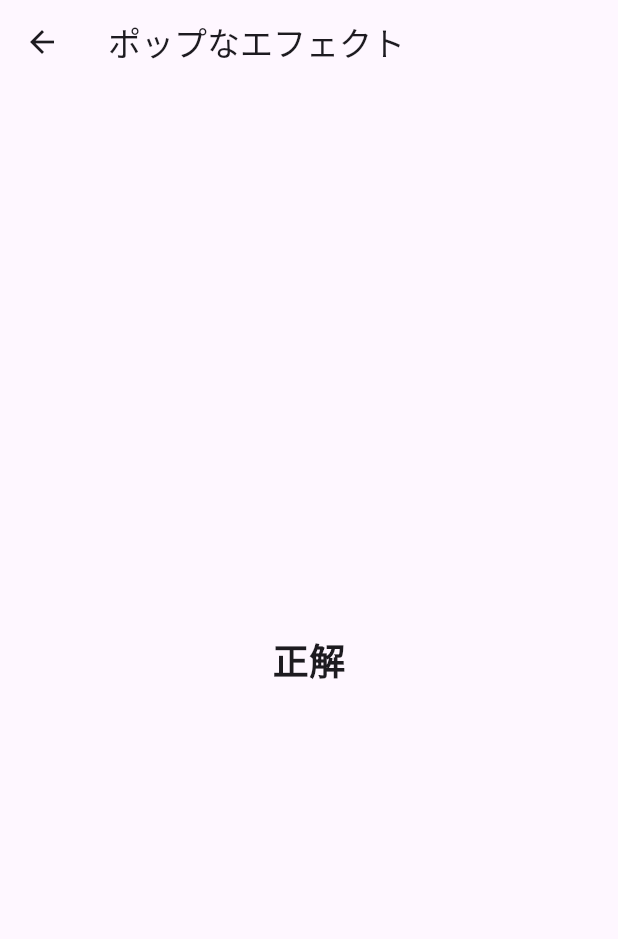
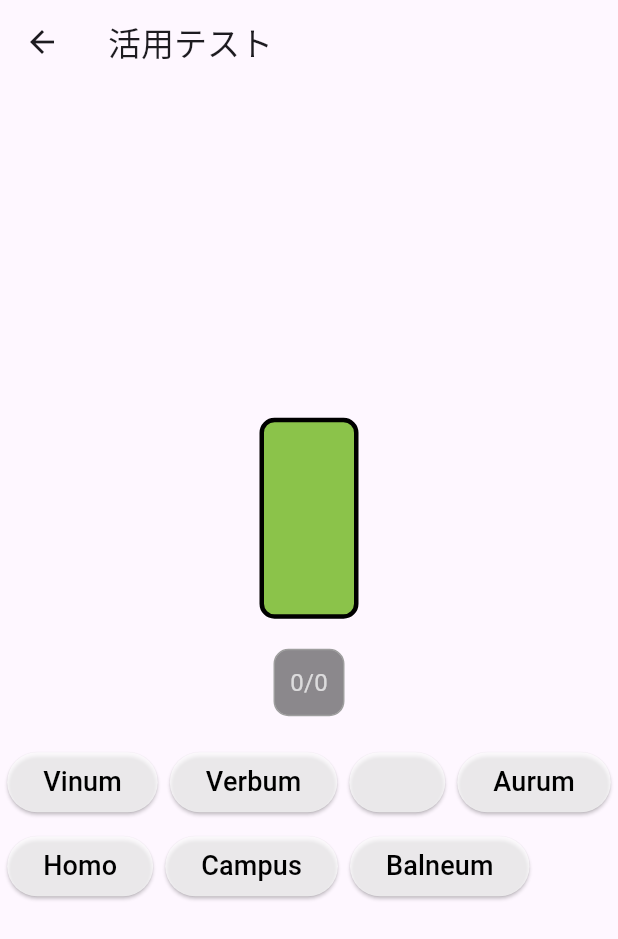
Before and after one commit to we-can-panic/latin, a Flutter app: the WordQuestion screen opened directly, on a phone screen of 412 x 824 dp. Shown: the top 939 px of the screen. Run offline on Flutter 3.47's test engine with Material 3 defaults, Android fonts, the light colour scheme and no system bars; Roboto replaces fonts that are missing (Monospace, メイリオ).

Commit message:
add: word機能作成

```diff
--- /dev/null
+++ b/lib/logics/wordLogic.dart
@@ -0,0 +1,72 @@
+import "../utils/latinutils.dart";
+
+int currentIdx = 0;
+List<Word> currentWordData = [];
+List<String> currentTagData = tagData.values.toList();
+bool questionByLa = false;
+
+// 各種値をリセットし整合性の結果を返す
+bool resetCurrentWordData() {
+  currentIdx = 0;
+  currentWordData = filterWordData(wordData, currentTagData);
+  currentWordData.shuffle();
+  // 整合性: currentWordDataが0でないこと
+  return currentWordData.isNotEmpty;
+}
+
+// 次の単語を返す
+Word getNextWord() {
+  if (currentWordData.isEmpty) {
+    return Word(
+        la: "", en: "", type: WordType.noun, num: "", sex: SexType.m, idx: 0);
+  }
+  if (currentIdx < currentWordData.length) {
+    Word result = currentWordData[currentIdx];
+    currentIdx++;
+    return result;
+  } else {
+    currentIdx = 0;
+    return getNextWord();
+  }
+}
+
+List<Word> filterWordData(List<Word> wordData, List<String> currentTagData) {
+  List<Word> result = wordData;
+
+  bool addEmpty = currentTagData.contains("タグなし");
+  Set<String> tagSet = currentTagData.toSet();
+  result = result.where((item) {
+    Set<String> currentTagSets = getTag(item).toSet();
+    if (addEmpty && currentTagSets.isEmpty) {
+      return true;
+    } else if (tagSet.intersection(currentTagSets).isNotEmpty) {
+      return true;
+    } else {
+      return false;
+    }
+  }).toList();
+
+  return result;
+}
+
+List<Word> getRandomWords() {
+  List<Word> words = List.from(wordData);
+  words.shuffle();
+  return words.sublist(0, 7).toList();
+}
+
+String toQuestion(Word word) {
+  if (questionByLa) {
+    return word.la;
+  } else {
+    return word.en;
+  }
+}
+
+String toAnswer(Word word) {
+  if (questionByLa) {
+    return word.en;
+  } else {
+    return word.la;
+  }
+}
--- a/lib/pages/wordQuestionPage.dart
+++ b/lib/pages/wordQuestionPage.dart
@@ -1,26 +1,40 @@
 import 'package:flutter/material.dart';
 import "../utils/latinutils.dart";
 import "../utils/flutterutils.dart";
+import "../logics/wordLogic.dart";
 
 Column wordStartDivision(BuildContext context) {
   return Column(mainAxisAlignment: MainAxisAlignment.end, children: [
-    SizedBox(height: 50),
+    ElevatedButton(
+        onPressed: () async {
+          List<String> tmpTagData = List.from(tagData.values);
+          tmpTagData.add("タグなし");
+          currentTagData =
+              await selectItems(context, tmpTagData, currentTagData, "タグ絞り込み");
+        },
+        child: Text("タグ絞り込み")),
     SizedBox(height: 20),
     ElevatedButton(
       onPressed: () {
-        Navigator.push(
-          context,
-          MaterialPageRoute(
-              builder: (context) => const WordQuestion(title: "単語テスト")),
-        );
+        bool result = resetCurrentWordData();
+        if (!result) {
+          showAlertDialog(context, "エラー!", "条件に合うワードはありません。絞り込みの設定を見直してみてください");
+        } else {
+          Navigator.push(
+            context,
+            MaterialPageRoute(
+                builder: (context) => const WordQuestion(title: "活用テスト")),
+          );
+        }
       },
-      child: const Text('単語テスト'),
-    )
+      child: const Text('活用テスト'),
+    ),
   ]);
 }
 
 class WordQuestion extends StatefulWidget {
   const WordQuestion({super.key, required this.title});
+
   final String title;
 
   @override
@@ -28,71 +42,93 @@ class WordQuestion extends StatefulWidget {
 }
 
 class _WordQuestionState extends State<WordQuestion> {
-  int _counter = 0;
-
-  void _incrementCounter() {
-    setState(() {
-      _counter++;
-    });
-  }
+  _WordQuestionState();
 
   @override
   Widget build(BuildContext context) {
+    Word word = getNextWord();
+    bool answered = false;
+    List<Word> candidateWords = getRandomWords();
+    if (!candidateWords.map((item) => item.en).contains(word.en)) {
+      candidateWords[0] = word;
+      candidateWords.shuffle();
+    }
+
     return Scaffold(
       appBar: AppBar(
-        title: const Text('ポップなエフェクト'),
+        title: Text(widget.title),
       ),
-      body: const Center(
-        child: PopEffect(),
+      body: Center(
+        child: Column(
+          mainAxisAlignment: MainAxisAlignment.center,
+          children: <Widget>[
+            Container(
+              padding: const EdgeInsets.all(30),
+              decoration: BoxDecoration(
+                border: Border.all(
+                  color: Colors.black,
+                  width: 3,
+                ),
+                borderRadius: BorderRadius.circular(10),
+                color: Colors.lightGreen,
+              ),
+              child: Column(
+                mainAxisAlignment: MainAxisAlignment.center,
+                children: <Widget>[
+                  Text(
+                    toQuestion(word),
+                    style: const TextStyle(
+                      fontSize: 48,
+                      color: Colors.black,
+                      fontWeight: FontWeight.bold,
+                    ),
+                  ),
+                ],
+              ),
+            ),
+            const SizedBox(height: 20),
+            stringToIcon("$currentIdx/${currentWordData.length}",
+                style: StyleType.info),
+            const SizedBox(height: 20),
+            SingleChildScrollView(
+                child: Center(
+                    child: Wrap(
+                        spacing: 8.0, // ボタン間のスペース
+                        runSpacing: 8.0, // 行間のスペース
+                        children: List.generate(
+                          candidateWords.length,
+                          (index) => ElevatedButton(
+                              // TODO: answeredのボタンごとの個別化
+                              onPressed: () {
+                                answered = true;
+                                if (candidateWords[index].en == word.en) {
+                                  Future.delayed(
+                                      const Duration(milliseconds: 500), () {
+                                    setState(() {});
+                                  });
+                                }
+                              },
+                              style: ButtonStyle(backgroundColor:
+                                  MaterialStateProperty.resolveWith<Color>(
+                                      (states) {
+                                if (!answered) {
+                                  return Colors.white70;
+                                } else if (candidateWords[index].en ==
+                                    word.en) {
+                                  // 正解の場合は薄緑色の背景に緑の枠を適用
+                                  return Colors.lightGreenAccent;
+                                  // 不正解のボタンを選んでいたら灰色
+                                } else {
+                                  return Colors.grey.shade700;
+                                }
+                              })),
+                              child: Text(toAnswer(candidateWords[index]),
+                                  style: const TextStyle(
+                                      color: Colors.black, fontSize: 18))),
+                        )))),
+          ],
+        ),
       ),
     );
   }
 }
-
-class PopEffect extends StatefulWidget {
-  const PopEffect({super.key});
-
-  @override
-  // ignore: library_private_types_in_public_api
-  _PopEffectState createState() => _PopEffectState();
-}
-
-class _PopEffectState extends State<PopEffect>
-    with SingleTickerProviderStateMixin {
-  late AnimationController _controller;
-  late Animation<double> _scaleAnimation;
-  late Animation<double> _opacityAnimation;
-
-  @override
-  void initState() {
-    super.initState();
-    _controller = AnimationController(
-        duration: const Duration(milliseconds: 500), vsync: this);
-    _scaleAnimation = Tween<double>(begin: 0, end: 1).animate(
-        CurvedAnimation(parent: _controller, curve: Curves.easeOutBack));
-    _opacityAnimation = Tween<double>(begin: 0, end: 1)
-        .animate(CurvedAnimation(parent: _controller, curve: Curves.easeInOut));
-
-    _controller.forward();
-  }
-
-  @override
-  Widget build(BuildContext context) {
-    return ScaleTransition(
-      scale: _scaleAnimation,
-      child: FadeTransition(
-        opacity: _opacityAnimation,
-        child: const Text(
-          '正解',
-          style: TextStyle(fontSize: 24, fontWeight: FontWeight.bold),
-        ),
-      ),
-    );
-  }
-
-  @override
-  void dispose() {
-    _controller.dispose();
-    super.dispose();
-  }
-}
```
